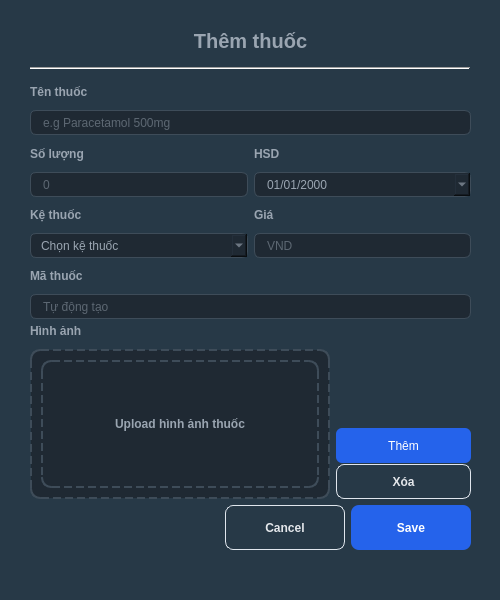
Before: the Qt Designer form Ui Qt/them_thuoc_dark.ui in Des1r3d/KiThuatLapTrinhNhom3, drawn with Qt 5.
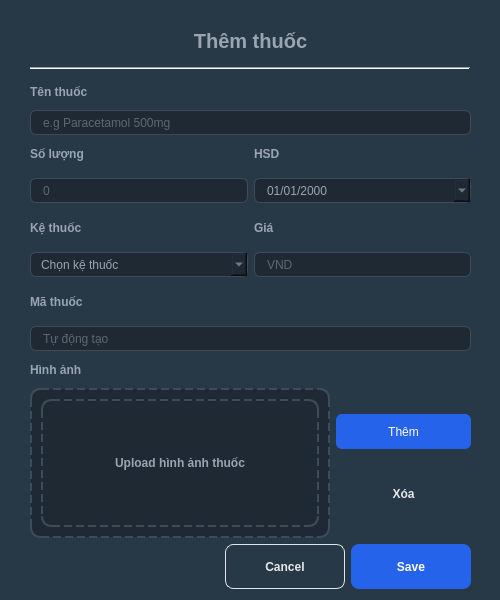
After: the same form once the commit is applied.

Commit message: chỉnh dàn ui. nhma chạy lên thấy vẫn vậy :)

Diff of the .ui file:
```diff
--- a/Ui Qt/them_thuoc_dark.ui
+++ b/Ui Qt/them_thuoc_dark.ui
@@ -81,7 +81,7 @@
      <x>30</x>
      <y>79</y>
      <width>441</width>
-     <height>471</height>
+                    <height>526</height>
     </rect>
    </property>
    <layout class="QVBoxLayout" name="verticalLayout_2">
@@ -339,7 +339,7 @@
           <property name="spacing">
            <number>1</number>
           </property>
-          <item alignment="Qt::AlignBottom">
+                                        <item>
            <widget class="QPushButton" name="btn_add_img">
             <property name="minimumSize">
              <size>
@@ -364,7 +364,9 @@
              </size>
             </property>
             <property name="styleSheet">
-             <string notr="true">color: #E4E7EB; border: 1px solid #E0E6ED; border-radius: 8px; font-weight: bold;</string>
+                                                    <string notr="true">color: #E4E7EB; border: 1px
+                                                        solid #E0E6ED; border-radius: 8px;
+                                                        font-weight: bold;</string>
             </property>
             <property name="text">
              <string>Xóa</string>
@@ -377,19 +379,6 @@
       </item>
      </layout>
     </item>
-    <item>
-     <spacer name="s_mid_v">
-      <property name="orientation">
-       <enum>Qt::Vertical</enum>
-      </property>
-      <property name="sizeHint" stdset="0">
-       <size>
-        <width>20</width>
-        <height>20</height>
-       </size>
-      </property>
-     </spacer>
-    </item>
     <item>
      <layout class="QHBoxLayout" name="layout_actions">
       <item>
@@ -439,6 +428,19 @@
       </item>
      </layout>
     </item>
+                <item>
+                    <spacer name="s_mid_v">
+                        <property name="orientation">
+                            <enum>Qt::Vertical</enum>
+                        </property>
+                        <property name="sizeHint" stdset="0">
+                            <size>
+                                <width>20</width>
+                                <height>20</height>
+                            </size>
+                        </property>
+                    </spacer>
+                </item>
    </layout>
   </widget>
  </widget>
```
Left out of the diff: 63 changed lines with no effect on the pictures. Lines whose indentation alone changed are shown as unchanged. The commit also changes 1 other file.
